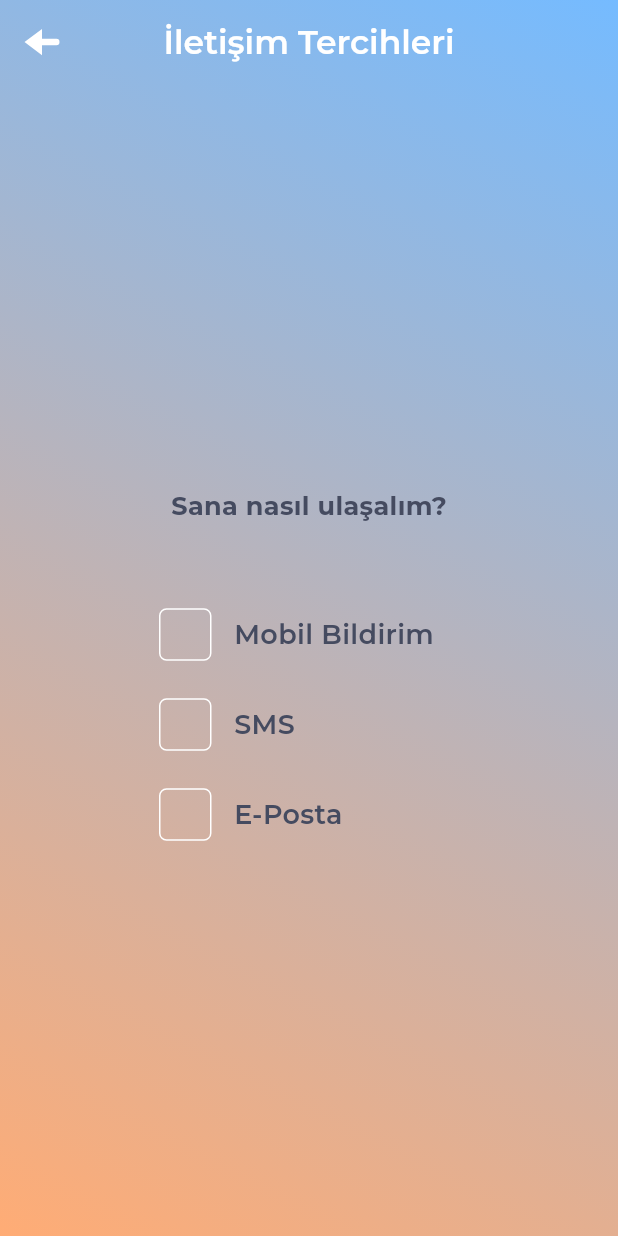
After one commit to bariskbas/toplamdaapp, a Flutter app: the ContactPreferencePage screen opened directly, on a phone screen of 412 x 824 dp. The commit adds this screen. Run offline on Flutter 3.47's test engine with Material 3 defaults, Android fonts, the phone set to English and light mode, and no system bars; our stand-ins replace cloud_firestore, firebase_auth, firebase_core, firebase_storage, flutter_svg, get and 5 more; missing offline and left inert: dart:ffi, syncfusion_flutter_pdfviewer; accounts and stored records are empty; project files that could hold a hidden picture were left out.

Commit message:
iletisim tercihleri sayfası tamamlandıı

```diff
--- a/lib/core/dtos/user_dto.dart
+++ b/lib/core/dtos/user_dto.dart
@@ -1,3 +1,5 @@
+import 'dart:ffi';
+
 class UserDTO {
   String? gender;
   String? nameUsername;
@@ -5,6 +7,9 @@ class UserDTO {
   String? eMail;
   String? phone;
   String? meslek;
+  bool? mobilBildirim;
+  bool? smsBildirim;
+  bool? emailBildirim;
 
   UserDTO({this.gender, this.nameUsername, this.birthday, this.eMail});
 
@@ -15,6 +20,9 @@ class UserDTO {
     eMail = json['e_mail'];
     phone = json['phone'];
     meslek = json['Meslek'];
+    mobilBildirim = json['mobilBildirim'];
+    smsBildirim = json['smsBildirim'];
+    emailBildirim = json['emailBildirim'];
   }
 
   Map<String, dynamic> toJson() {
@@ -25,6 +33,9 @@ class UserDTO {
     data['e_mail'] = eMail;
     data['phone'] = phone;
     data['Meslek'] = meslek;
+    data['mobilBildirim'] = mobilBildirim;
+    data['smsBildirim'] = smsBildirim;
+    data['emailBildirim'] = emailBildirim;
     return data;
   }
 }
--- /dev/null
+++ b/lib/features/contact_preference/presentation/model_view/contact_preference_view.dart
@@ -0,0 +1,66 @@
+import 'dart:io';
+
+import 'package:cloud_firestore/cloud_firestore.dart';
+import 'package:firebase_auth/firebase_auth.dart';
+import 'package:flutter/material.dart';
+import 'package:get/get.dart';
+import 'package:xapp/core/dtos/user_dto.dart';
+import 'package:xapp/core/services/auth_services.dart';
+
+class ContactPreferenceModelView extends GetxController {
+  final AuthServices authServices = AuthServices();
+  Rx<UserDTO> userDTO = UserDTO().obs;
+  final user = FirebaseAuth.instance.currentUser;
+
+  Rx<bool> mobilBildirim = false.obs;
+  Rx<bool> sms = false.obs;
+  Rx<bool> email = false.obs;
+
+  @override
+  void onInit() {
+    // TODO: implement onInit
+    if (user != null) {
+      getUserInfo();
+    }
+    super.onInit();
+  }
+
+  onChangedMobilBilidirim(val) => mobilBildirim.value = val;
+  onChangedSms(val) => sms.value = val;
+  onChangedEmail(val) => email.value = val;
+
+  getUserInfo() async {
+    userDTO.value = await authServices.getUserInfo();
+    mobilBildirim.value = userDTO.value.mobilBildirim!;
+    sms.value = userDTO.value.smsBildirim!;
+    email.value = userDTO.value.emailBildirim!;
+  }
+
+  updateUserInFirebase() async {
+    try {
+      final userRef =
+          FirebaseFirestore.instance.collection('users').doc(user!.uid);
+
+      bool mobilBildirimValue = mobilBildirim.value;
+      bool smsValue = sms.value;
+      bool emailValue = email.value;
+
+      Map<String, dynamic> userData = {
+        'mobilBildirim': mobilBildirimValue,
+        'smsBildirim': smsValue,
+        'emailBildirim': emailValue,
+      };
+
+      await userRef.update(userData);
+      Get.snackbar(
+        backgroundColor: Colors.green,
+        colorText: Colors.white,
+        'Başarılı',
+        'İletişim Tercihiniz başarılı bir şekilde güncellenmiştir.',
+      );
+      print('Kullanıcı bilgileri başarıyla güncellendi.');
+    } catch (e) {
+      print('Kullanıcı bilgileri güncelleme hatası: $e');
+    }
+  }
+}
--- /dev/null
+++ b/lib/features/contact_preference/presentation/view/contact_preference_page.dart
@@ -0,0 +1,309 @@
+import 'package:firebase_auth/firebase_auth.dart';
+import 'package:flutter/material.dart';
+import 'package:get/get.dart';
+import 'package:google_fonts/google_fonts.dart';
+import 'package:xapp/core/styles.dart';
+import 'package:xapp/core/utils/date_formatter.dart';
+import 'package:xapp/core/widgets/app_button.dart';
+import 'package:xapp/core/widgets/custom_textfield.dart';
+import 'package:xapp/features/auth/presentation/view/welcome_page.dart';
+import 'package:xapp/features/contact_preference/presentation/model_view/contact_preference_view.dart';
+import 'package:xapp/core/const.dart';
+import 'package:flutter_svg/svg.dart';
+import 'package:xapp/features/profile/presentation/view/gender_dropdown_button.dart';
+import 'package:xapp/features/profile/presentation/view/meslek_dropdown_button.dart';
+import 'package:xapp/features/profile/presentation/view/profile_phone_number_textfield.dart';
+import 'package:xapp/features/profile/presentation/view/update_button.dart';
+
+class ContactPreferencePage extends StatefulWidget {
+  const ContactPreferencePage({super.key});
+
+  @override
+  State<ContactPreferencePage> createState() => _ContactPreferencePageState();
+}
+
+class _ContactPreferencePageState extends State<ContactPreferencePage> {
+  final user = FirebaseAuth.instance.currentUser;
+
+  ContactPreferenceModelView contactPreferenceModelView =
+      Get.put(ContactPreferenceModelView());
+
+  @override
+  Widget build(BuildContext context) {
+    return Scaffold(
+      body: Container(
+        height: Get.height,
+        width: Get.width,
+        decoration: BoxDecoration(
+          gradient: Styles.appLinear,
+        ),
+        child: Column(
+          children: [
+            AppBar(
+              leading: IconButton(
+                icon: SvgPicture.asset(AppConst.backsolIcon,
+                    color: Colors.white, width: 35),
+                onPressed: () => Navigator.of(context).pop(),
+              ),
+              elevation: 0,
+              centerTitle: true,
+              backgroundColor: Colors.transparent,
+              title: Text(
+                "İletişim Tercihleri",
+                style: GoogleFonts.montserrat(
+                  fontWeight: FontWeight.w600,
+                  fontSize: 22,
+                  color: Colors.white,
+                ),
+              ),
+            ),
+            user != null
+                ? Obx(
+                    () => Expanded(
+                      child: Container(
+                          width: Get.width,
+                          padding: const EdgeInsets.all(25),
+                          child: contactPreferenceModelView
+                                      .userDTO.value.nameUsername !=
+                                  null
+                              ? Column(
+                                  crossAxisAlignment: CrossAxisAlignment.start,
+                                  mainAxisAlignment: MainAxisAlignment.center,
+                                  children: [
+                                    Center(
+                                      child: Container(
+                                        padding: const EdgeInsets.only(
+                                            top: 6.0, bottom: 6),
+                                        margin: EdgeInsets.only(
+                                            left: 10, right: 10),
+                                        child: Text(
+                                          "Sana nasıl ulaşalım?",
+                                          style: GoogleFonts.montserrat(
+                                            fontWeight: FontWeight.bold,
+                                            fontSize: 17,
+                                            color: Styles.textColor,
+                                          ),
+                                        ),
+                                      ),
+                                    ),
+                                    SizedBox(
+                                      height: 50,
+                                    ),
+                                    Center(
+                                      child: Container(
+                                        width: 200,
+                                        child: Row(
+                                          mainAxisAlignment:
+                                              MainAxisAlignment.start,
+                                          children: [
+                                            GestureDetector(
+                                              onTap: () {
+                                                if (contactPreferenceModelView
+                                                        .mobilBildirim.value ==
+                                                    true) {
+                                                  contactPreferenceModelView
+                                                      .mobilBildirim
+                                                      .value = false;
+                                                } else {
+                                                  contactPreferenceModelView
+                                                      .mobilBildirim.value = true;
+                                                }
+
+                                                contactPreferenceModelView
+                                                    .updateUserInFirebase();
+                                              },
+                                              child: Container(
+                                                width: 35,
+                                                height: 35,
+                                                decoration: BoxDecoration(
+                                                  borderRadius:
+                                                      BorderRadius.circular(5),
+                                                  border: Border.all(
+                                                      width: 1,
+                                                      color: Colors.white),
+                                                  color: contactPreferenceModelView
+                                                              .mobilBildirim ==
+                                                          true
+                                                      ? Color(0xff454b60)
+                                                      : Colors.transparent,
+                                                ),
+                                                child: contactPreferenceModelView
+                                                            .mobilBildirim ==
+                                                        true
+                                                    ? Icon(
+                                                        Icons.check,
+                                                        color: Colors.white,
+                                                        size: 30,
+                                                      )
+                                                    : null,
+                                              ),
+                                            ),
+                                            SizedBox(
+                                              width: 15,
+                                            ),
+                                            Text(
+                                              "Mobil Bildirim",
+                                              style: GoogleFonts.montserrat(
+                                                fontWeight: FontWeight.w600,
+                                                fontSize: 18,
+                                                color: Styles.textColor,
+                                              ),
+                                            ),
+                                          ],
+                                        ),
+                                      ),
+                                    ),
+                                    SizedBox(
+                                      height: 25,
+                                    ),
+                                    Center(
+                                      child: Container(
+                                        width: 200,
+                                        child: Row(
+                                          mainAxisAlignment:
+                                              MainAxisAlignment.start,
+                                          children: [
+                                            GestureDetector(
+                                              onTap: () {
+                                                if (contactPreferenceModelView
+                                                        .sms.value ==
+                                                    true) {
+                                                  contactPreferenceModelView
+                                                      .sms.value = false;
+                                                } else {
+                                                  contactPreferenceModelView
+                                                      .sms.value = true;
+                                                }
+
+                                                contactPreferenceModelView
+                                                    .updateUserInFirebase();
+                                              },
+                                              child: Container(
+                                                width: 35,
+                                                height: 35,
+                                                decoration: BoxDecoration(
+                                                  borderRadius:
+                                                      BorderRadius.circular(5),
+                                                  border: Border.all(
+                                                      width: 1,
+                                                      color: Colors.white),
+                                                  color:
+                                                      contactPreferenceModelView
+                                                                  .sms ==
+                                                              true
+                                                          ? Color(0xff454b60)
+                                                          : Colors.transparent,
+                                                ),
+                                                child: contactPreferenceModelView
+                                                            .sms ==
+                                                        true
+                                                    ? Icon(
+                                                        Icons.check,
+                                                        color: Colors.white,
+                                                        size: 30,
+                                                      )
+                                                    : null,
+                                              ),
+                                            ),
+                                            SizedBox(
+                                              width: 15,
+                                            ),
+                                            Text(
+                                              "SMS",
+                                              style: GoogleFonts.montserrat(
+                                                fontWeight: FontWeight.w600,
+                                                fontSize: 18,
+                                                color: Styles.textColor,
+                                              ),
+                                            ),
+                                          ],
+                                        ),
+                                      ),
+                                    ),
+                                    SizedBox(
+                                      height: 25,
+                                    ),
+                                    Center(
+                                      child: Container(
+                                        width: 200,
+                                        child: Row(
+                                          mainAxisAlignment:
+                                              MainAxisAlignment.start,
+                                          children: [
+                                            GestureDetector(
+                                              onTap: () {
+                                                if (contactPreferenceModelView
+                                                        .email.value ==
+                                                    true) {
+                                                  contactPreferenceModelView
+                                                      .email.value = false;
+                                                } else {
+                                                  contactPreferenceModelView
+                                                      .email.value = true;
+                                                }
+
+                                                contactPreferenceModelView
+                                                    .updateUserInFirebase();
+                                              },
+                                              child: Container(
+                                                width: 35,
+                                                height: 35,
+                                                decoration: BoxDecoration(
+                                                  borderRadius:
+                                                      BorderRadius.circular(5),
+                                                  border: Border.all(
+                                                      width: 1,
+                                                      color: Colors.white),
+                                                  color:
+                                                      contactPreferenceModelView
+                                                                  .email ==
+                                                              true
+                                                          ? Color(0xff454b60)
+                                                          : Colors.transparent,
+                                                ),
+                                                child: contactPreferenceModelView
+                                                            .email ==
+                                                        true
+                                                    ? Icon(
+                                                        Icons.check,
+                                                        color: Colors.white,
+                                                        size: 30,
+                                                      )
+                                                    : null,
+                                              ),
+                                            ),
+                                            SizedBox(
+                                              width: 15,
+                                            ),
+                                            Text(
+                                              "E-Posta",
+                                              style: GoogleFonts.montserrat(
+                                                fontWeight: FontWeight.w600,
+                                                fontSize: 18,
+                                                color: Styles.textColor,
+                                              ),
+                                            ),
+                                          ],
+                                        ),
+                                      ),
+                                    ),
+                                  ],
+                                )
+                              : Container()),
+                    ),
+                  )
+                : Padding(
+                    padding: const EdgeInsets.all(20.0),
+                    child: AppButton(
+                      onTap: () => Get.offAll(
+                        const WelcomePage(),
+                      ),
+                      buttonText: "Hemen Üye Ol",
+                    ),
+                  ),
+          ],
+        ),
+      ),
+    );
+  }
+}
--- a/lib/features/home/presentation/widgets/secenekler_modal.dart
+++ b/lib/features/home/presentation/widgets/secenekler_modal.dart
@@ -7,6 +7,7 @@ import 'package:xapp/core/const.dart';
 import 'package:xapp/core/services/auth_services.dart';
 import 'package:xapp/core/styles.dart';
 import 'package:xapp/core/widgets/confirm_dialog.dart';
+import 'package:xapp/features/contact_preference/presentation/view/contact_preference_page.dart';
 import 'package:xapp/features/home/presentation/widgets/faq_page.dart';
 import 'package:xapp/features/home/presentation/widgets/gecmisim_page.dart';
 import 'package:xapp/features/home/presentation/widgets/istatistiklar_page.dart';
@@ -31,7 +32,6 @@ class SeceneklerModal extends StatelessWidget {
   final List svgListUnauthorized = [
     AppConst.sssIcon,
     AppConst.destekIcon,
-
   ];
 
   final List labelList = [
@@ -107,6 +107,9 @@ class SeceneklerModal extends StatelessWidget {
                       if (index == 2) {
                         Get.to(const HistoryPage());
                       }
+                      if (index == 4) {
+                        Get.to(const ContactPreferencePage());
+                      }
                       if (index == 5) {
                         Get.to(const FaqPage());
                       }
```
